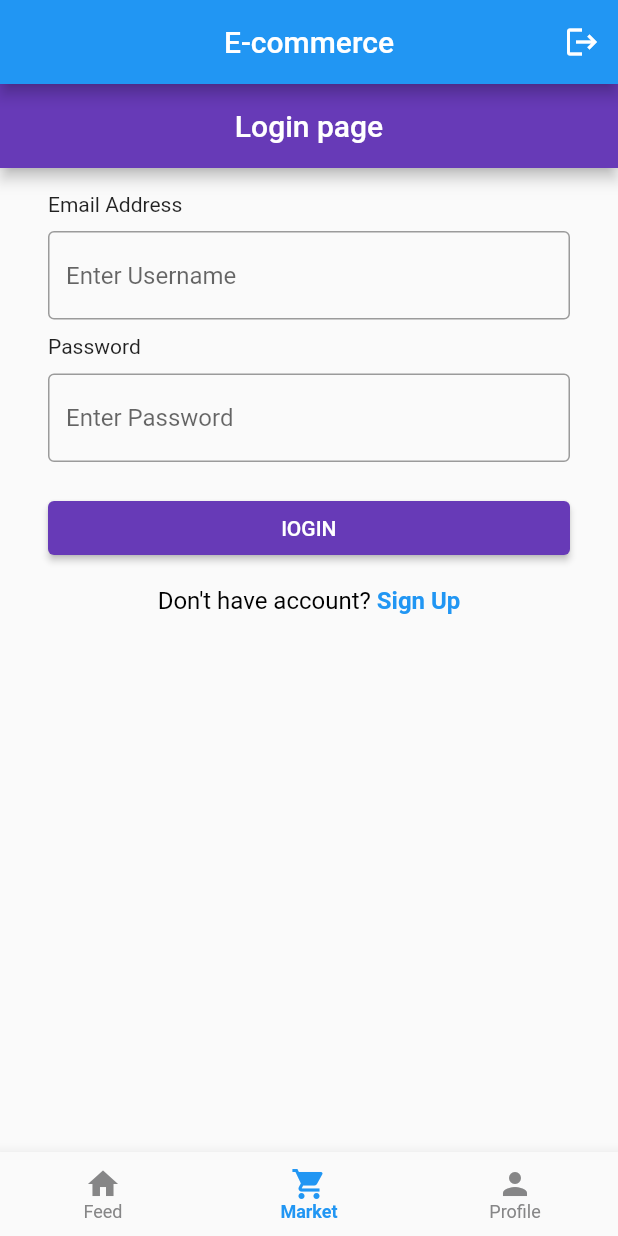
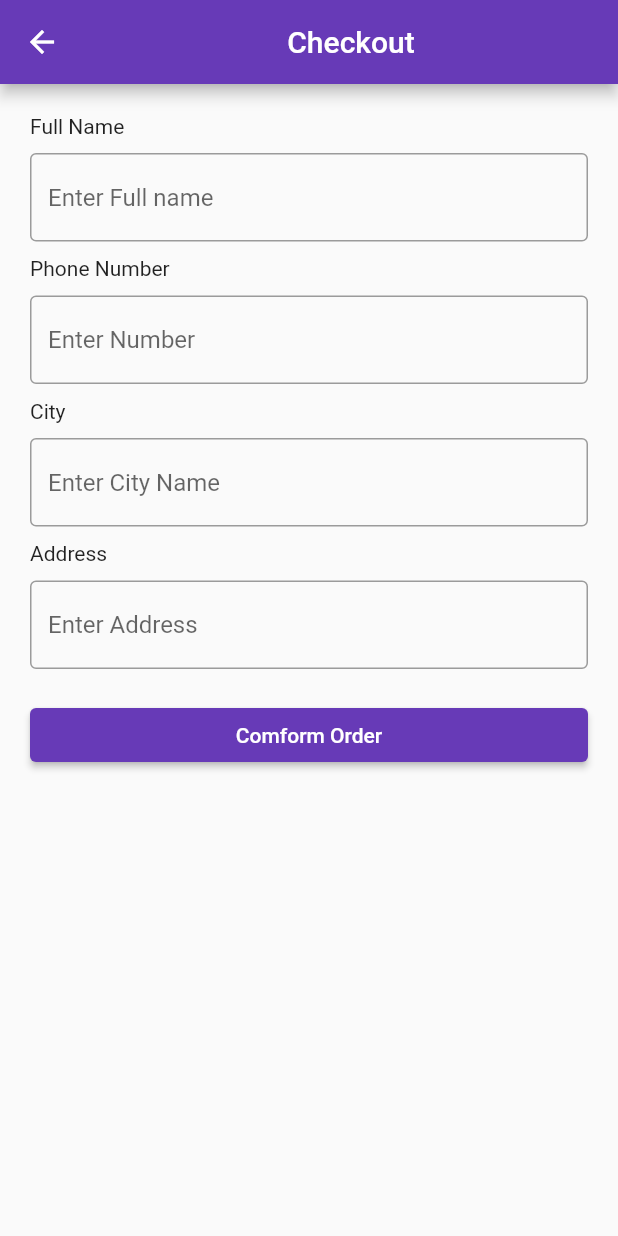
Before and after one commit to jibanandchaudharee/E-Commerce, a Flutter app: the screen it shows after launch, item 2 of the bottom bar chosen, after a tap on "lOGIN", on a phone screen of 412 x 824 dp. Run offline on Flutter 3.47's test engine with Material 2 defaults, Android fonts, the phone set to English and light mode, and no system bars.

Commit message:
create file checkout

```diff
--- a/lib/main.dart
+++ b/lib/main.dart
@@ -23,7 +23,7 @@ class MyApp extends StatelessWidget {
       routes: {
         "/": (context) => const HomePage(),
         // MyRoutes.homeRoute: (context) => const HomePage(),
-        MyRoutes.loginRoute: (context) => const LoginPage(),
+        MyRoutes.loginRoute: (context) =>  LoginPage(),
       },
     );
   }
--- /dev/null
+++ b/lib/screens/checkoutScreen.dart
@@ -0,0 +1,91 @@
+import 'package:flutter/material.dart';
+
+class CheckoutScreen extends StatefulWidget {
+  const CheckoutScreen({super.key});
+
+  @override
+  State<CheckoutScreen> createState() => _CheckoutScreenState();
+}
+
+class _CheckoutScreenState extends State<CheckoutScreen> {
+  @override
+  Widget build(BuildContext context) {
+    return Scaffold(
+      appBar: AppBar(
+        title: const Center(child: Text("Checkout")),
+      ),
+      body: Padding(
+        padding: const EdgeInsets.all(20.0),
+        child: SingleChildScrollView(
+          child: Column(
+            crossAxisAlignment: CrossAxisAlignment.start,
+            children: [
+              const Text("Full Name"),
+              const SizedBox(
+                height: 10,
+              ),
+              TextFormField(
+                decoration: const InputDecoration(
+                  border: OutlineInputBorder(),
+                  hintText: "Enter Full name",
+                ),
+              ),
+              const SizedBox(
+                height: 10,
+              ),
+              const Text("Phone Number"),
+              const SizedBox(
+                height: 10,
+              ),
+              TextFormField(
+                decoration: const InputDecoration(
+                  border: OutlineInputBorder(),
+                  hintText: "Enter Number",
+                ),
+              ),
+              const SizedBox(
+                height: 10,
+              ),
+              const Text("City"),
+              const SizedBox(
+                height: 10,
+              ),
+              TextFormField(
+                decoration: const InputDecoration(
+                  border: OutlineInputBorder(),
+                  hintText: "Enter City Name",
+                ),
+              ),
+              const SizedBox(
+                height: 10,
+              ),
+              const Text("Address"),
+              const SizedBox(
+                height: 10,
+              ),
+              TextFormField(
+                decoration: const InputDecoration(
+                  border: OutlineInputBorder(),
+                  hintText: "Enter Address",
+                ),
+              ),
+              const SizedBox(
+                height: 20,
+              ),
+              ElevatedButton(
+                onPressed: () {
+                  // Navigator.of(context).push(MaterialPageRoute(
+                  //     builder: (context) => const LoginPage()));
+                },
+                style: TextButton.styleFrom(),
+                child: const Center(
+                  child: Text("Comform Order"),
+                ),
+              ),
+            ],
+          ),
+        ),
+      ),
+    );
+  }
+}
--- a/lib/screens/home_page.dart
+++ b/lib/screens/home_page.dart
@@ -19,10 +19,17 @@ class _HomePageState extends State<HomePage> {
   Widget build(BuildContext context) {
     return Scaffold(
       appBar: AppBar(
-        backgroundColor: Colors.blue,
+        backgroundColor: Colors.deepPurple,
         centerTitle: true,
         title: const Text("E-commerce"),
-        actions: [IconButton(onPressed: () {}, icon: const Icon(Icons.logout))],
+        actions: [
+          IconButton(
+              onPressed: () {
+                Navigator.of(context).push(
+                    MaterialPageRoute(builder: (context) => const LoginPage()));
+              },
+              icon: const Icon(Icons.logout))
+        ],
       ),
       bottomNavigationBar: BottomNavigationBar(
         selectedItemColor: Colors.blue,
--- a/lib/screens/login_page.dart
+++ b/lib/screens/login_page.dart
@@ -1,10 +1,11 @@
 import 'package:flutter/gestures.dart';
 import 'package:flutter/material.dart';
+import 'package:test_flutter/screens/checkoutScreen.dart';
 import 'package:test_flutter/screens/signup_page.dart';
-import 'package:test_flutter/utils/routes.dart';
 
 class LoginPage extends StatelessWidget {
   const LoginPage({super.key});
+  final bool _isPasswordVisiable = false;
 
   @override
   Widget build(BuildContext context) {
@@ -44,7 +45,12 @@ class LoginPage extends StatelessWidget {
             ),
             ElevatedButton(
               onPressed: () {
-                Navigator.pushNamed(context, MyRoutes.homeRoute);
+                Navigator.push(
+                  context,
+                  MaterialPageRoute(
+                    builder: (context) => const CheckoutScreen(),
+                  ),
+                );
               },
               style: TextButton.styleFrom(),
               child: const Center(
--- a/lib/screens/signup_page.dart
+++ b/lib/screens/signup_page.dart
@@ -11,6 +11,7 @@ class SignupPage extends StatefulWidget {
 
 class _SignupPageState extends State<SignupPage> {
   bool _isPasswordVisible = false;
+  bool _isComformPasswordVisiable = false;
 
   @override
   Widget build(BuildContext context) {
@@ -75,16 +76,17 @@ class _SignupPageState extends State<SignupPage> {
                 decoration: InputDecoration(
                   suffixIcon: IconButton(
                     onPressed: () {
-                      setState(() {
-                        _isPasswordVisible=!_isPasswordVisible;
-                      });
+                      setState(
+                        () {
+                          _isPasswordVisible = !_isPasswordVisible;
+                        },
+                      );
                     },
-
                     icon: Icon(_isPasswordVisible
                         ? Icons.visibility
                         : Icons.visibility_off),
                   ),
-                  border: OutlineInputBorder(),
+                  border: const OutlineInputBorder(),
                   hintText: "Enter Password",
                 ),
               ),
@@ -94,8 +96,19 @@ class _SignupPageState extends State<SignupPage> {
               const Text("Comform Password"),
               const SizedBox(height: 10),
               TextFormField(
-                decoration: const InputDecoration(
-                  border: OutlineInputBorder(),
+                obscureText: !_isComformPasswordVisiable,
+                decoration: InputDecoration(
+                  suffixIcon: IconButton(
+                    onPressed: () {
+                      setState(() {
+                        _isComformPasswordVisiable = _isComformPasswordVisiable;
+                      });
+                    },
+                    icon: Icon(_isComformPasswordVisiable
+                        ? Icons.visibility
+                        : Icons.visibility_off),
+                  ),
+                  border: const OutlineInputBorder(),
                   hintText: "Enter Comform Password",
                 ),
               ),
@@ -135,7 +148,7 @@ class _SignupPageState extends State<SignupPage> {
                             Navigator.push(
                               context,
                               MaterialPageRoute(
-                                  builder: (context) => const LoginPage()),
+                                  builder: (context) => LoginPage()),
                             );
                           },
                       ),
```
